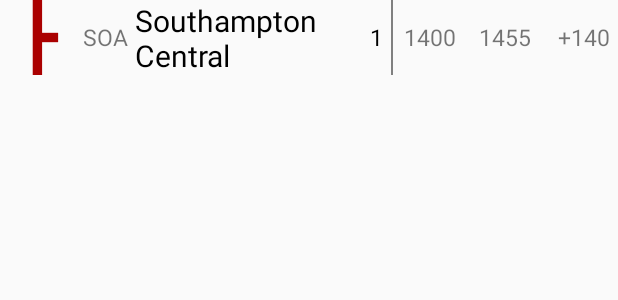
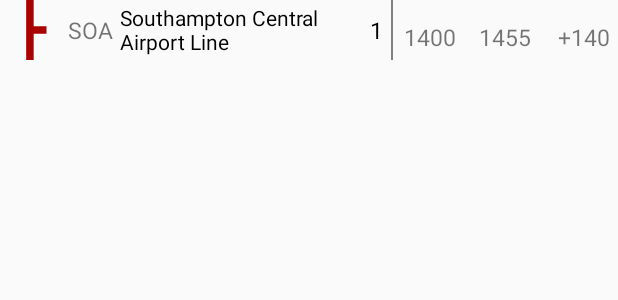
Before and after one commit to anfantanion/TrainTimes1, an Android app: the layout fragment_service_details_listitem.xml on its own in the app's theme, with its tools: preview values and no code run, on a phone screen of 412 x 824 dp. Shown: the top 300 px of the screen. Run offline under Robolectric (Android 15) with nearby library versions, the phone set to English and light mode, and no system bars; network calls fail.

Commit message:
Refinement of service page

```diff
--- a/app/src/main/java/com/anfantanion/traintimes1/models/stationResponse/LocationDetail.kt
+++ b/app/src/main/java/com/anfantanion/traintimes1/models/stationResponse/LocationDetail.kt
@@ -43,8 +43,8 @@ data class LocationDetail(
     fun delayString() : String {
         var delay = delay()
         if (delay==null || delay==0) return ""
+        if (delay>0) return "+$delay"
         if (delay>0) return "-$delay"
-        if (delay>0) return "+$delay"
         return "0"
     }
 
--- a/app/src/main/java/com/anfantanion/traintimes1/models/stationResponse/Service.kt
+++ b/app/src/main/java/com/anfantanion/traintimes1/models/stationResponse/Service.kt
@@ -29,6 +29,8 @@ data class Service(
             "APPR_PLAT" -> return "Arriving"
             "AT_PLAT" -> return "At Platform"
         }
+        if (locationDetail.delay()?:0 > 5)
+            return "Expected at "+locationDetail.realtimeDeparture
         return "On Time"
     }
 
--- a/app/src/main/java/com/anfantanion/traintimes1/ui/serviceDetails/ServiceDetailsRecyclerAdapter.kt
+++ b/app/src/main/java/com/anfantanion/traintimes1/ui/serviceDetails/ServiceDetailsRecyclerAdapter.kt
@@ -1,5 +1,6 @@
 package com.anfantanion.traintimes1.ui.serviceDetails
 
+import android.graphics.Typeface
 import android.view.LayoutInflater
 import android.view.View
 import android.view.ViewGroup
@@ -49,6 +50,21 @@ class ServiceDetailsRecyclerAdapter () : RecyclerView.Adapter<ServiceDetailsRecy
         holder.timingRealDepart.text = location.getDepartureTime()
         holder.timingRealDelay.text = location.delayString()
 
+        if (location.realtimeArrivalActual == true)
+            holder.timingRealArrival.setTypeface(null,Typeface.BOLD)
+        else
+            holder.timingRealArrival.setTypeface(null,Typeface.NORMAL)
+
+        if (location.realtimeDepartureActual == true)
+            holder.timingRealDepart.setTypeface(null,Typeface.BOLD)
+        else
+            holder.timingRealDepart.setTypeface(null,Typeface.NORMAL)
+
+        if (location.delay() ?: 0 > 10)
+            holder.timingRealDelay.setTypeface(null,Typeface.BOLD)
+        else
+            holder.timingRealDelay.setTypeface(null,Typeface.NORMAL)
+
         when (position){
             0 -> holder.image.setImageResource(R.drawable.ic_servicedetails_start)
             locations.size-1 -> holder.image.setImageResource(R.drawable.ic_servicedetails_end)
--- a/app/src/main/res/layout/fragment_service_details_listitem.xml
+++ b/app/src/main/res/layout/fragment_service_details_listitem.xml
@@ -1,19 +1,20 @@
 <?xml version="1.0" encoding="utf-8"?>
 <RelativeLayout xmlns:android="http://schemas.android.com/apk/res/android"
-    android:orientation="vertical" android:layout_width="match_parent"
-    android:layout_height="50dp"
-    >
+    xmlns:app="http://schemas.android.com/apk/res-auto"
+    android:orientation="vertical"
+    android:layout_width="match_parent"
+    android:layout_height="40dp">
 
     <ImageView
         android:id="@+id/serviceDetailsImageView"
-        android:layout_width="50dp"
-        android:layout_height="50dp"
+        android:layout_width="40dp"
+        android:layout_height="40dp"
         android:src="@drawable/ic_serivcedetails_station" />
 
     <TextView
         android:id="@+id/serviceDetailsTextStationCode"
         android:layout_width="40dp"
-        android:layout_height="50dp"
+        android:layout_height="40dp"
         android:layout_toRightOf="@id/serviceDetailsImageView"
         android:gravity="center"
         android:textSize="15sp"
@@ -23,14 +24,18 @@
     <TextView
         android:id="@+id/serviceDetailsTextStationName"
         android:layout_width="wrap_content"
-        android:layout_height="50dp"
+        android:layout_height="40dp"
         android:layout_toRightOf="@id/serviceDetailsTextStationCode"
         android:layout_toLeftOf="@id/serviceDetailsTimingInfo"
         android:gravity="center_vertical"
-        android:textSize="20sp"
-        android:text="Southampton Central"
+        android:textSize="15sp"
+        android:text="Southampton Central Airport Line"
         android:textColor="@color/colorTitleText"
         android:paddingRight="5dp"
+        app:autoSizeTextType="uniform"
+        app:autoSizeMinTextSize="12sp"
+        app:autoSizeMaxTextSize="20sp"
+        app:autoSizeStepGranularity="2sp"
 
         />
 
@@ -49,7 +54,7 @@
         <TextView
             android:id="@+id/serviceDetailsTimingInfoPlatform"
             android:layout_width="wrap_content"
-            android:layout_height="50dp"
+            android:layout_height="40dp"
             android:text="1"
             android:paddingLeft="5dp"
             android:paddingRight="5dp"
@@ -68,7 +73,7 @@
 
             <View
                 android:layout_width="1dip"
-                android:layout_height="50dp"
+                android:layout_height="40dp"
                 android:background="@color/colorSubtitleText"
                 android:textSize="15sp"
                 android:gravity="center_vertical"
@@ -78,7 +83,7 @@
             <TextView
                 android:id="@+id/serviceDetailsTimingInfoPlannedArrival"
                 android:layout_width="wrap_content"
-                android:layout_height="50dp"
+                android:layout_height="40dp"
                 android:text="1400"
                 android:paddingLeft="5dp"
                 android:paddingRight="5dp"
@@ -88,7 +93,7 @@
             <TextView
                 android:id="@+id/serviceDetailsTimingInfoPlannedDepart"
                 android:layout_width="wrap_content"
-                android:layout_height="50dp"
+                android:layout_height="40dp"
                 android:text="1455"
                 android:paddingLeft="5dp"
                 android:paddingRight="5dp"
@@ -101,7 +106,7 @@
 
         <View
             android:layout_width="1dip"
-            android:layout_height="50dp"
+            android:layout_height="40dp"
             android:background="@color/colorSubtitleText"
             android:textSize="15sp"
             android:gravity="center_vertical"
@@ -117,7 +122,7 @@
             <TextView
                 android:id="@+id/serviceDetailsTimingInfoRealTimeArrival"
                 android:layout_width="50dp"
-                android:layout_height="50dp"
+                android:layout_height="40dp"
                 android:text="1400"
                 android:paddingLeft="5dp"
                 android:paddingRight="5dp"
@@ -137,7 +142,7 @@
             <TextView
                 android:id="@+id/serviceDetailsTimingInfoRealTimeDelay"
                 android:layout_width="50dp"
-                android:layout_height="50dp"
+                android:layout_height="30sp"
                 android:text="+140"
                 android:paddingLeft="5dp"
                 android:paddingRight="5dp"
--- a/app/src/main/res/values/colors.xml
+++ b/app/src/main/res/values/colors.xml
@@ -6,4 +6,6 @@
     <color name="colorTitleText">#000</color>
     <color name="colorSubtitleText">#808080</color>
     <color name="additionalInfoBackground">#D6D6D6</color>
+
+    <color name="late">#AA0000</color>
 </resources>
```
